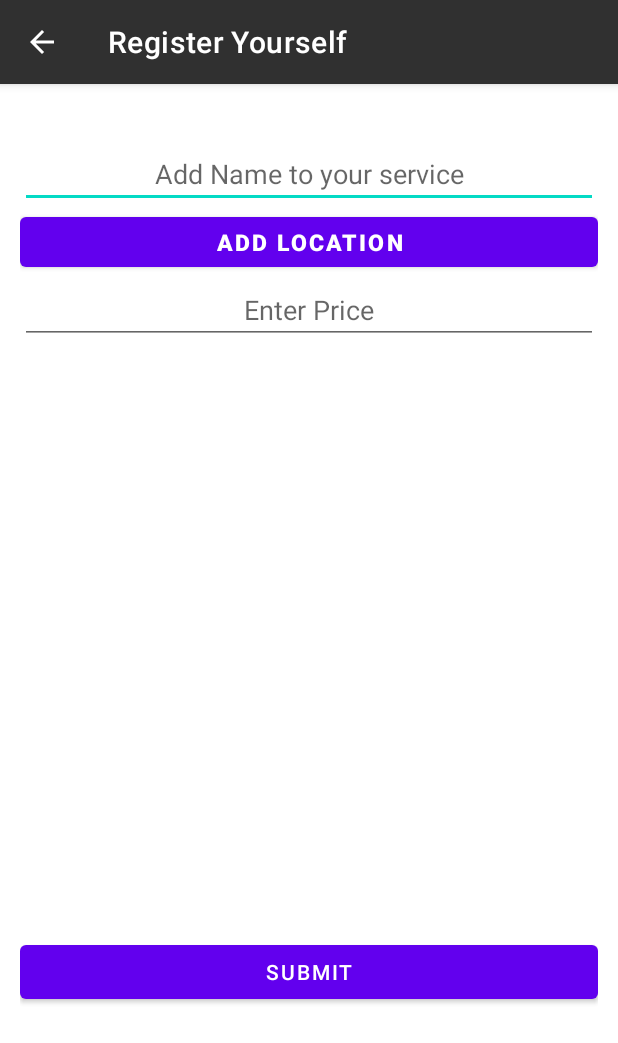
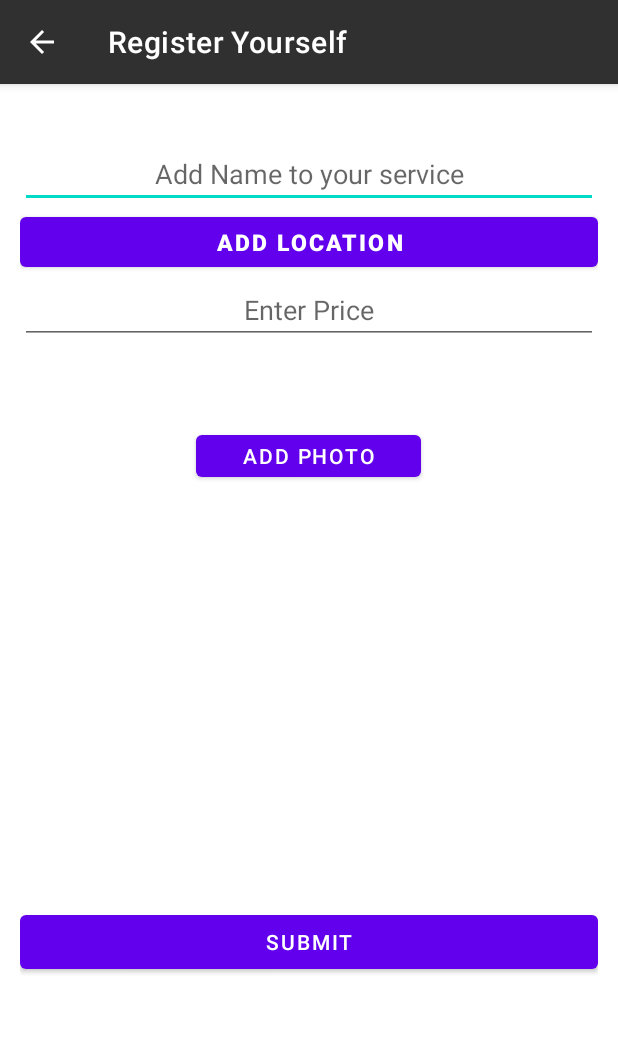
Before and after one commit to tejas0210/CampusBuddy, an Android app: the ServiceDetailsActivity screen opened directly, with no data from a screen before it, on a phone screen of 412 x 824 dp. Shown: the top 1043 px of the screen. Run offline under Robolectric (Android 15) with nearby library versions, the phone set to English and light mode, and no system bars; our stand-ins replace Firebase (no records; nobody signed in at launch, a user with empty details on screens opened directly).

Commit message:
photos in service details

```diff
--- a/app/src/main/AndroidManifest.xml
+++ b/app/src/main/AndroidManifest.xml
@@ -5,6 +5,7 @@
     <uses-permission android:name="android.permission.ACCESS_FINE_LOCATION" />
     <uses-permission android:name="android.permission.ACCESS_COARSE_LOCATION" />
     <uses-permission android:name="android.permission.INTERNET" />
+    <uses-permission android:name="android.permission.READ_EXTERNAL_STORAGE"/>
 
 
 
--- /dev/null
+++ b/app/src/main/java/com/example/campusbuddy/adapters/ImageAdapter.java
@@ -0,0 +1,48 @@
+package com.example.campusbuddy.adapters;
+
+import android.net.Uri;
+import android.view.LayoutInflater;
+import android.view.View;
+import android.view.ViewGroup;
+import android.widget.ImageView;
+
+import androidx.annotation.NonNull;
+import androidx.recyclerview.widget.RecyclerView;
+
+import com.example.campusbuddy.R;
+
+import java.util.ArrayList;
+
+public class ImageAdapter extends RecyclerView.Adapter<ImageAdapter.myViewHolder> {
+
+    ArrayList<Uri> list = new ArrayList<>();
+
+    public ImageAdapter(ArrayList<Uri> list) {
+        this.list = list;
+    }
+
+    @NonNull
+    @Override
+    public ImageAdapter.myViewHolder onCreateViewHolder(@NonNull ViewGroup parent, int viewType) {
+        View view = LayoutInflater.from(parent.getContext()).inflate(R.layout.image_layout, parent, false);
+        return new myViewHolder(view);
+    }
+
+    @Override
+    public void onBindViewHolder(@NonNull ImageAdapter.myViewHolder holder, int position) {
+        holder.imageView.setImageURI(list.get(position));
+    }
+
+    @Override
+    public int getItemCount() {
+        return list.size();
+    }
+
+    public class myViewHolder extends RecyclerView.ViewHolder {
+        ImageView imageView;
+        public myViewHolder(@NonNull View itemView) {
+            super(itemView);
+            imageView = itemView.findViewById(R.id.image);
+        }
+    }
+}
--- a/app/src/main/java/com/example/campusbuddy/views/ServiceDetailsActivity.java
+++ b/app/src/main/java/com/example/campusbuddy/views/ServiceDetailsActivity.java
@@ -1,6 +1,7 @@
 package com.example.campusbuddy.views;
 
 import android.Manifest;
+import android.app.Activity;
 import android.content.Context;
 import android.content.DialogInterface;
 import android.content.Intent;
@@ -9,15 +10,24 @@ import android.graphics.Color;
 import android.graphics.drawable.ColorDrawable;
 import android.location.Location;
 import android.location.LocationManager;
+import android.net.Uri;
+import android.os.Build;
 import android.os.Bundle;
 import android.provider.Settings;
 import android.view.View;
 import android.widget.Toast;
 import androidx.annotation.NonNull;
+import androidx.annotation.Nullable;
 import androidx.appcompat.app.ActionBar;
 import androidx.appcompat.app.AlertDialog;
 import androidx.appcompat.app.AppCompatActivity;
 import androidx.core.app.ActivityCompat;
+import androidx.core.content.ContextCompat;
+import androidx.recyclerview.widget.DividerItemDecoration;
+import androidx.recyclerview.widget.GridLayoutManager;
+import androidx.recyclerview.widget.LinearLayoutManager;
+
+import com.example.campusbuddy.adapters.ImageAdapter;
 import com.example.campusbuddy.databinding.ActivityServiceDetailsBinding;
 import com.example.campusbuddy.model.ServiceModel;
 import com.google.android.gms.tasks.OnCompleteListener;
@@ -27,6 +37,8 @@ import com.google.firebase.auth.FirebaseUser;
 import com.google.firebase.database.DatabaseReference;
 import com.google.firebase.database.FirebaseDatabase;
 
+import java.util.ArrayList;
+
 public class ServiceDetailsActivity extends AppCompatActivity {
     ActivityServiceDetailsBinding binding;
     FirebaseUser user;
@@ -34,6 +46,12 @@ public class ServiceDetailsActivity extends AppCompatActivity {
     DatabaseReference reference;
     LocationManager locationManager;
     private static final int REQUEST_LOCATION = 1;
+    private static final int READ_PERMISSION = 101;
+
+    ImageAdapter adapter;
+
+
+    ArrayList<Uri> list = new ArrayList<Uri>();
     String latitude, longitude;
 
     @Override
@@ -48,6 +66,11 @@ public class ServiceDetailsActivity extends AppCompatActivity {
         binding = ActivityServiceDetailsBinding.inflate(getLayoutInflater());
         setContentView(binding.getRoot());
 
+        adapter = new ImageAdapter(list);
+        binding.recyclerView.setLayoutManager(new GridLayoutManager(this, 4));
+        DividerItemDecoration dividerItemDecoration = new DividerItemDecoration(binding.recyclerView.getContext(), DividerItemDecoration.HORIZONTAL);
+        binding.recyclerView.setAdapter(adapter);
+
         //getting users location...
 
         ActivityCompat.requestPermissions( this,
@@ -59,7 +82,49 @@ public class ServiceDetailsActivity extends AppCompatActivity {
                 } else {
                     getLocation();
                 }
+
+
+                if (ContextCompat.checkSelfPermission(ServiceDetailsActivity.this, Manifest.permission.READ_EXTERNAL_STORAGE)!= PackageManager.PERMISSION_GRANTED){
+                    ActivityCompat.requestPermissions( this,
+                            new String[] {Manifest.permission.READ_EXTERNAL_STORAGE}, READ_PERMISSION);
+                }
+
+                binding.btnAdd.setOnClickListener(new View.OnClickListener() {
+                    @Override
+                    public void onClick(View view) {
+                        Intent intent = new Intent();
+                        intent.setType("image/*");
+                        if (Build.VERSION.SDK_INT >= Build.VERSION_CODES.JELLY_BEAN_MR2){
+                            intent.putExtra(Intent.EXTRA_ALLOW_MULTIPLE, true );
+                        }
+                        intent.setAction(Intent.ACTION_GET_CONTENT);
+                        startActivityForResult(Intent.createChooser(intent, "Select Picture "), 1);
+                    }
+                });
     }
+
+    @Override
+    protected void onActivityResult(int requestCode, int resultCode, @Nullable Intent data) {
+        super.onActivityResult(requestCode, resultCode, data);
+
+        if (requestCode == 1 && resultCode == Activity.RESULT_OK){
+            if (data.getClipData()!=null){
+                int x = data.getClipData().getItemCount();
+
+                for (int i=0;i<x;i++){
+                    list.add(data.getClipData().getItemAt(i).getUri());
+                }
+                adapter.notifyDataSetChanged();
+                binding.imgCount.setText("Photos ("+list.size()+")");
+            }
+            else if(data.getData() != null){
+                String imageUrl = data.getData().getPath();
+                list.add(Uri.parse(imageUrl));
+            }
+
+        }
+    }
+
     private void OnGPS() {
         final AlertDialog.Builder builder = new AlertDialog.Builder(this);
         builder.setMessage("Enable GPS").setCancelable(false).setPositiveButton("Yes", new  DialogInterface.OnClickListener() {
--- a/app/src/main/res/layout/activity_service_details.xml
+++ b/app/src/main/res/layout/activity_service_details.xml
@@ -42,19 +42,25 @@
         android:layout_height="wrap_content"
         android:textSize="20dp"
         android:textColor="@color/black"/>
+    <Button
+        android:layout_width="150dp"
+        android:layout_height="40dp"
+        android:layout_gravity="center"
+        android:text="Add Photo"
+        android:id="@+id/btn_add" />
+    <TextView
+        android:id="@+id/img_count"
+        android:layout_width="80dp"
+        android:layout_height="30dp"
+        android:layout_gravity="center"
+        android:textSize="15dp">
+    </TextView>
 
 
-    <ImageView
-        android:id="@+id/image2"
+    <androidx.recyclerview.widget.RecyclerView
+        android:id="@+id/recyclerView"
         android:layout_width="match_parent"
-        android:layout_height="170dp"
-        tools:srcCompat="@tools:sample/avatars" />
-
-    <ImageView
-        android:id="@+id/image3"
-        android:layout_width="match_parent"
-        android:layout_height="170dp"
-        tools:srcCompat="@tools:sample/avatars" />
+        android:layout_height="250dp"/>
 
     <Button
         android:id="@+id/btn_Submit"
```
Also changed, not shown: app/src/main/res/layout/image_layout.xml (added, +10 -0 lines).
